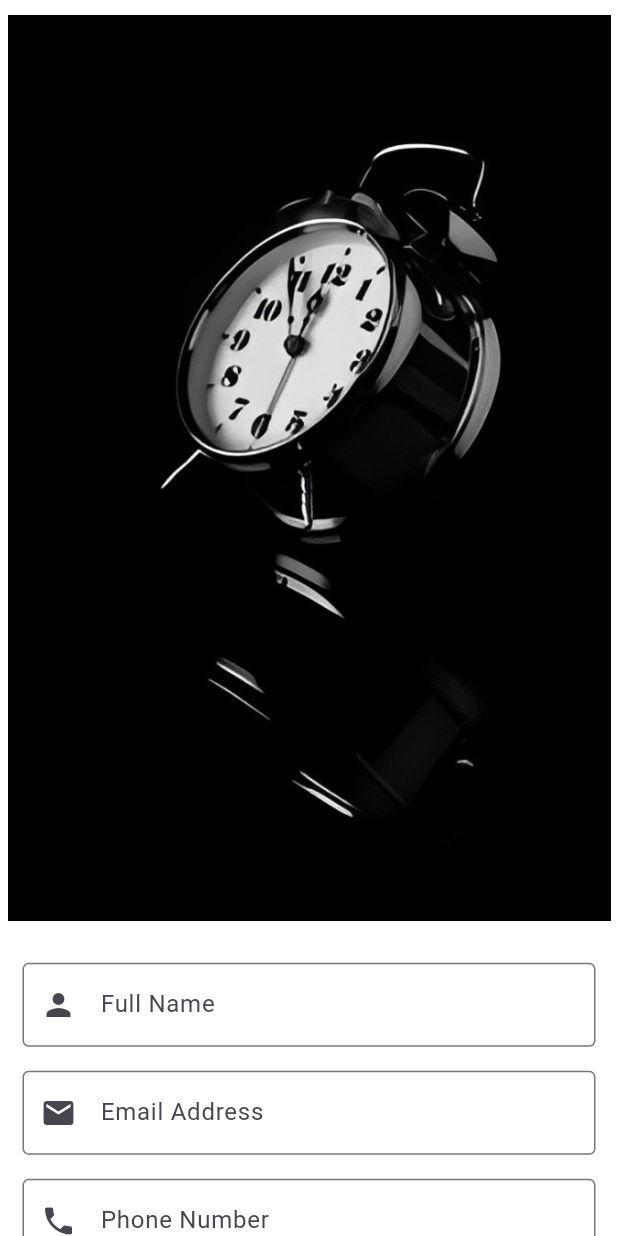
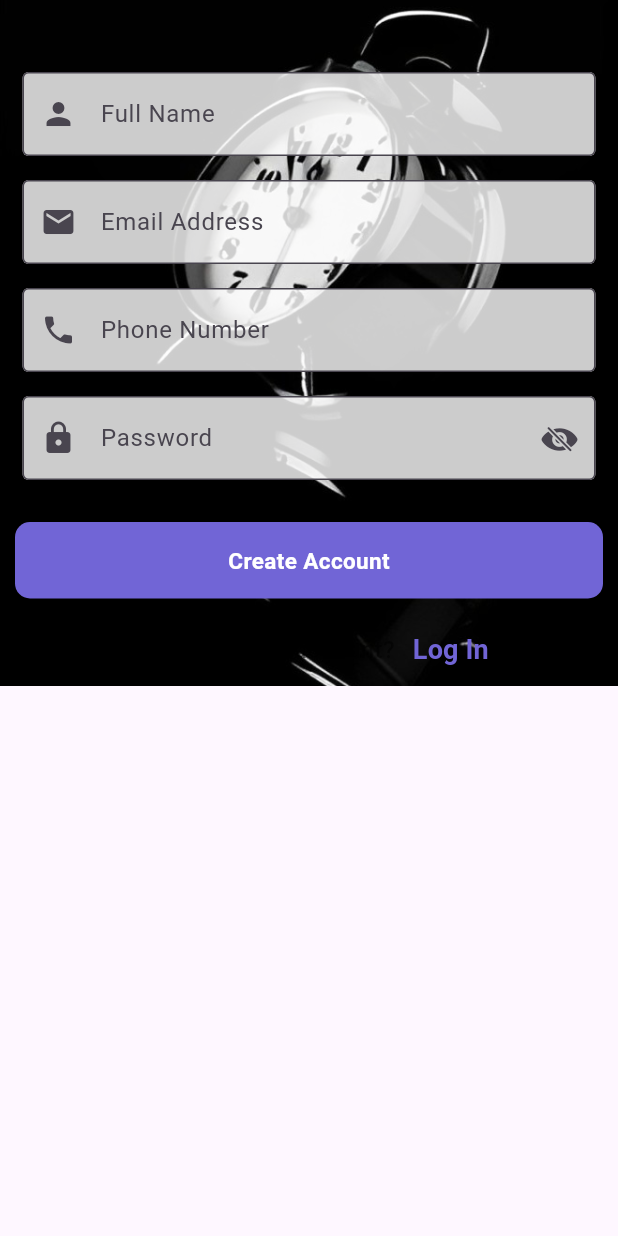
Before and after one commit to JUANTIN0/manajemenwaktu, a Flutter app: the SignUpScreen screen opened directly, on a phone screen of 412 x 824 dp. Run offline on Flutter 3.47's test engine with Material 3 defaults, Android fonts, the phone set to English and light mode, and no system bars; our stand-ins replace firebase_core, table_calendar; missing offline and left inert: clock_loader; accounts and stored records are empty.

Commit message:
new file:   Process 	new file:   Run 	modified:   lib/screens/login_screens.dart 	modified:   lib/screens/signup_screens.dart

```diff
--- a/lib/screens/signup_screens.dart
+++ b/lib/screens/signup_screens.dart
@@ -14,16 +14,21 @@ class _SignUpScreenState extends State<SignUpScreen> {
   @override
   Widget build(BuildContext context) {
     return Scaffold(
-      backgroundColor:
-          Colors.white, // Gunakan Scaffold dan tambahkan background color
-      body: SingleChildScrollView(
+      body: Container(
+        decoration: BoxDecoration(
+          image: DecorationImage(
+            image: AssetImage("images/clock.jpg"),
+            fit: BoxFit.cover, // Mengisi seluruh latar belakang dengan gambar
+          ),
+        ),
+        child: SingleChildScrollView(
           child: SafeArea(
             child: Column(
               children: [
-              SizedBox(height: 5), // Tambahkan penutup tanda kurung
+                SizedBox(height: 15), // Penyesuaian tinggi
                 Padding(
                   padding: EdgeInsets.all(5),
-                child: Image.asset("images/clock.jpg"),
+                  // Image.asset("images/clock.jpg"), // Gambar ini dapat dihapus jika tidak diperlukan lagi
                 ),
                 SizedBox(height: 15),
                 Padding(
@@ -32,6 +37,9 @@ class _SignUpScreenState extends State<SignUpScreen> {
                     decoration: InputDecoration(
                       labelText: "Full Name",
                       border: OutlineInputBorder(),
+                      fillColor: Colors.white
+                          .withOpacity(0.8), // Warna latar belakang input
+                      filled: true,
                       prefixIcon: Icon(Icons.person),
                     ),
                   ),
@@ -42,6 +50,9 @@ class _SignUpScreenState extends State<SignUpScreen> {
                     decoration: InputDecoration(
                       labelText: "Email Address",
                       border: OutlineInputBorder(),
+                      fillColor: Colors.white
+                          .withOpacity(0.8), // Warna latar belakang input
+                      filled: true,
                       prefixIcon: Icon(Icons.email),
                     ),
                   ),
@@ -52,6 +63,9 @@ class _SignUpScreenState extends State<SignUpScreen> {
                     decoration: InputDecoration(
                       labelText: "Phone Number",
                       border: OutlineInputBorder(),
+                      fillColor: Colors.white
+                          .withOpacity(0.8), // Warna latar belakang input
+                      filled: true,
                       prefixIcon: Icon(Icons.phone),
                     ),
                   ),
@@ -59,23 +73,25 @@ class _SignUpScreenState extends State<SignUpScreen> {
                 Padding(
                   padding: EdgeInsets.symmetric(vertical: 8, horizontal: 15),
                   child: TextField(
-                  obscureText: passToggle ? true : false,
+                    obscureText: passToggle,
                     decoration: InputDecoration(
-                    labelText: "Email Password",
+                      labelText: "Password",
                       border: OutlineInputBorder(),
-                    prefixIcon: Icon(Icons.person),
+                      fillColor: Colors.white
+                          .withOpacity(0.8), // Warna latar belakang input
+                      filled: true,
+                      prefixIcon: Icon(Icons.lock),
                       suffixIcon: InkWell(
                         onTap: () {
-                        if (passToggle == true) {
-                          passToggle = false;
-                        } else {
-                          passToggle = true;
-                        }
-                        setState(() {});
+                          setState(() {
+                            passToggle = !passToggle;
+                          });
                         },
-                      child: passToggle
-                          ? Icon(CupertinoIcons.eye_slash_fill)
-                          : Icon(CupertinoIcons.eye_fill),
+                        child: Icon(
+                          passToggle
+                              ? CupertinoIcons.eye_slash_fill
+                              : CupertinoIcons.eye_fill,
+                        ),
                       ),
                     ),
                   ),
@@ -97,8 +113,8 @@ class _SignUpScreenState extends State<SignUpScreen> {
                               ));
                         },
                         child: Padding(
-                        padding:
-                            EdgeInsets.symmetric(vertical: 15, horizontal: 30),
+                          padding: EdgeInsets.symmetric(
+                              vertical: 15, horizontal: 30),
                           child: Center(
                             child: Text(
                               "Create Account",
@@ -118,7 +134,7 @@ class _SignUpScreenState extends State<SignUpScreen> {
                   mainAxisAlignment: MainAxisAlignment.center,
                   children: [
                     Text(
-                    "Already have any account ?",
+                      "Already have an account?",
                       style: TextStyle(
                         fontSize: 16,
                         fontWeight: FontWeight.w500,
@@ -148,6 +164,7 @@ class _SignUpScreenState extends State<SignUpScreen> {
             ),
           ),
         ),
+      ),
     );
   }
 }
```
Also changed, not shown: lib/screens/login_screens.dart (+34 -19 lines), 2 other files. Lines whose indentation alone changed are shown as unchanged.
